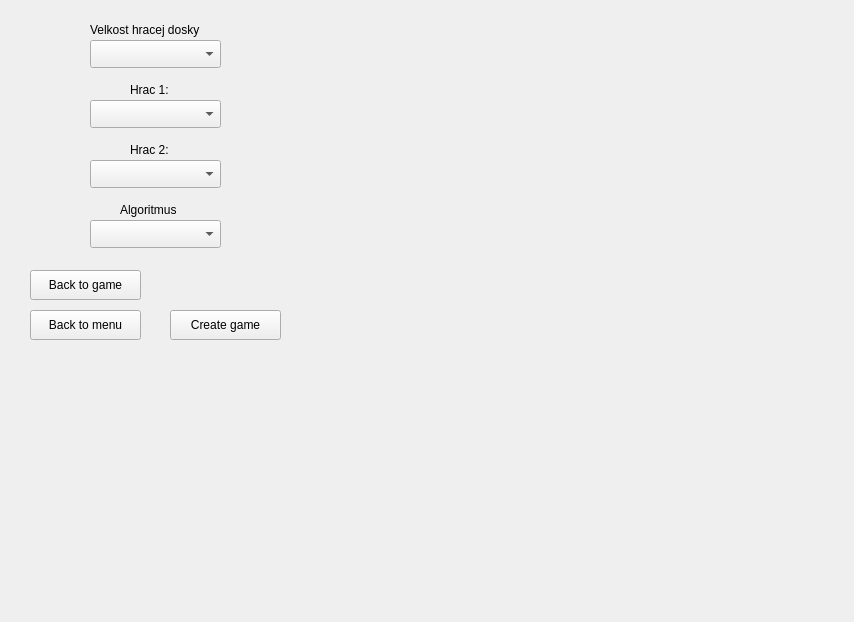
Above: ICP/src/qt/gui.ui from mienkofax/FIT_MIT_projects before the change. Below: the same form after it.
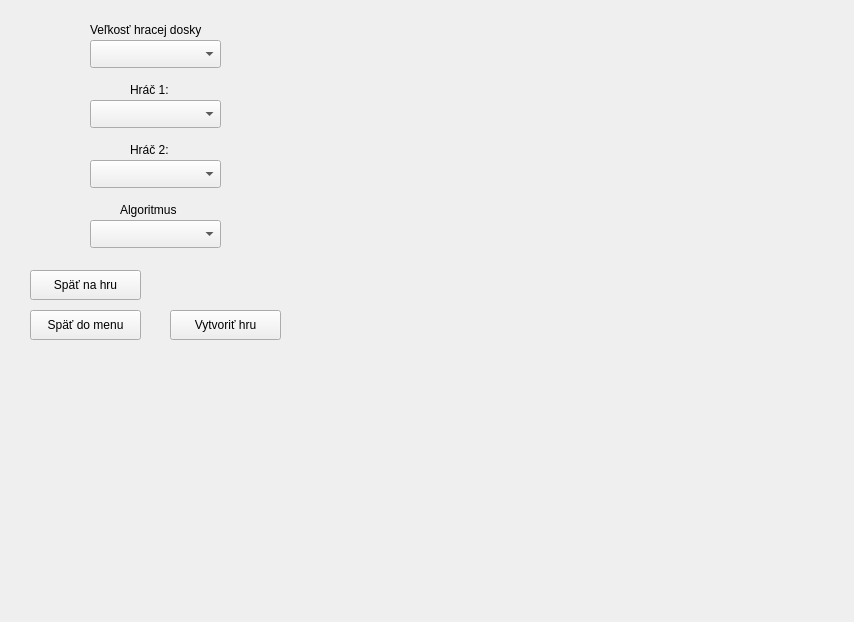
That is the form after the change. The open tabs and pages were chosen to show the change.

Commit message: ICP: pridane preklady a oprava SIGSEGV pri spusteni gui

What changed in the file:
```diff
--- a/ICP/src/qt/gui.ui
+++ b/ICP/src/qt/gui.ui
@@ -107,7 +107,7 @@
        </rect>
       </property>
       <property name="text">
-       <string>Create game</string>
+       <string>Vytvoriť hru</string>
       </property>
      </widget>
      <widget class="QComboBox" name="comboBoxAlgorithm">
@@ -130,7 +130,7 @@
        </rect>
       </property>
       <property name="text">
-       <string>Back to menu</string>
+       <string>Späť do menu</string>
       </property>
      </widget>
      <widget class="QLabel" name="label_2">
@@ -143,7 +143,7 @@
        </rect>
       </property>
       <property name="text">
-       <string>Velkost hracej dosky</string>
+       <string>Veľkosť hracej dosky</string>
       </property>
      </widget>
      <widget class="QLabel" name="label_3">
@@ -156,7 +156,7 @@
        </rect>
       </property>
       <property name="text">
-       <string>Hrac 2:</string>
+       <string>Hráč 2:</string>
       </property>
      </widget>
      <widget class="QComboBox" name="comboBoxPlayer2">
@@ -195,7 +195,7 @@
        </rect>
       </property>
       <property name="text">
-       <string>Hrac 1:</string>
+       <string>Hráč 1:</string>
       </property>
      </widget>
      <widget class="QPushButton" name="buttonBackToGame">
@@ -208,7 +208,7 @@
        </rect>
       </property>
       <property name="text">
-       <string>Back to game</string>
+       <string>Späť na hru</string>
       </property>
      </widget>
     </widget>
```
Left out of the diff: 16 changed lines with no effect on the pictures. The commit also changes 1 other file.
